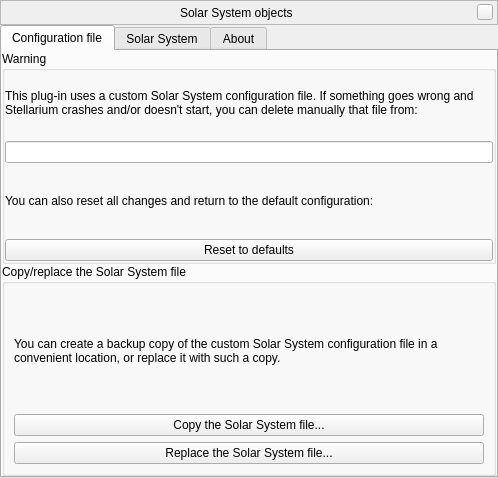
Qt form plugins/SolarSystemEditor/src/gui/solarSystemManagerWindow.ui (519984307/stellarium_src) before a commit.
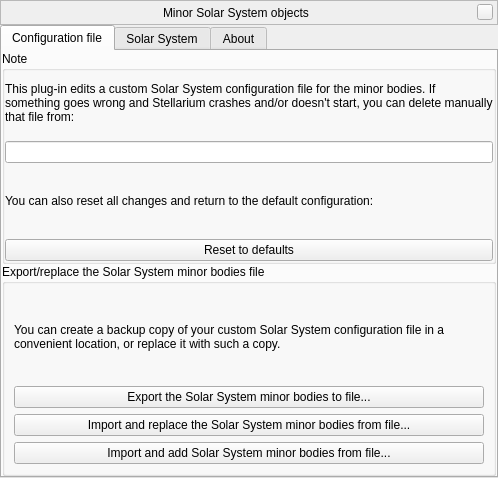
The same form after that commit. Custom widgets are drawn as their Qt base class.

Commit message:
SSEditor:  - Clarified use as editor for the minor bodies only. (GUI strings change, display only minor bodies.)  - Allow deletion of several objects and loading additional data from file in Stellarium's ini format. SolarSystem: Allow deletion of single planet.  -  Changed .ini format to consistently use StelIniFormat.
Problem: Pluto. Minor body, but has moons. Currently it is in the major body list and cannot be deleted, but also not updated!

The edit to the form file:
```diff
--- a/plugins/SolarSystemEditor/src/gui/solarSystemManagerWindow.ui
+++ b/plugins/SolarSystemEditor/src/gui/solarSystemManagerWindow.ui
@@ -78,7 +78,7 @@
       <item>
        <widget class="QLabel" name="stelWindowTitle">
         <property name="text">
-         <string>Solar System objects</string>
+         <string>Minor Solar System objects</string>
         </property>
        </widget>
       </item>
@@ -136,7 +136,7 @@
        <item>
         <widget class="QGroupBox" name="groupBox">
          <property name="title">
-          <string>Warning</string>
+          <string>Note</string>
          </property>
          <layout class="QVBoxLayout" name="verticalLayoutWarning">
           <property name="margin">
@@ -145,7 +145,7 @@
           <item>
            <widget class="QLabel" name="labelFileWarning">
             <property name="text">
-             <string>This plug-in uses a custom Solar System configuration file. If something goes wrong and Stellarium crashes and/or doesn't start, you can delete manually that file from:</string>
+             <string>This plug-in edits a custom Solar System configuration file for the minor bodies. If something goes wrong and Stellarium crashes and/or doesn't start, you can delete manually that file from:</string>
             </property>
             <property name="wordWrap">
              <bool>true</bool>
@@ -182,13 +182,13 @@
        <item>
         <widget class="QGroupBox" name="groupBoxSystemFile">
          <property name="title">
-          <string>Copy/replace the Solar System file</string>
+          <string>Export/replace the Solar System minor bodies file</string>
          </property>
          <layout class="QVBoxLayout" name="verticalLayoutImportExport">
           <item>
            <widget class="QLabel" name="label">
             <property name="text">
-             <string>You can create a backup copy of the custom Solar System configuration file in a convenient location, or replace it with such a copy.</string>
+             <string>You can create a backup copy of your custom Solar System configuration file in a convenient location, or replace it with such a copy.</string>
             </property>
             <property name="wordWrap">
              <bool>true</bool>
@@ -198,14 +198,21 @@
           <item>
            <widget class="QPushButton" name="pushButtonCopyFile">
             <property name="text">
-             <string>Copy the Solar System file...</string>
+             <string>Export the Solar System minor bodies to file...</string>
             </property>
            </widget>
           </item>
           <item>
            <widget class="QPushButton" name="pushButtonReplaceFile">
             <property name="text">
-             <string>Replace the Solar System file...</string>
+             <string>Import and replace the Solar System minor bodies from file...</string>
+            </property>
+           </widget>
+          </item>
+          <item>
+           <widget class="QPushButton" name="pushButtonAddFile">
+            <property name="text">
+             <string>Import and add Solar System minor bodies from file...</string>
             </property>
            </widget>
           </item>
```
Left out of the diff: 91 changed lines with no effect on the pictures. The commit also changes 7 other files.
